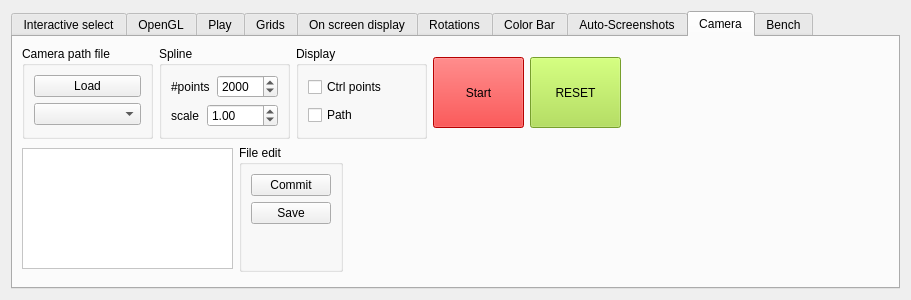
Before: the Qt Designer form src/formoptions.ui in jcldc/glnemo2, drawn with Qt 5.
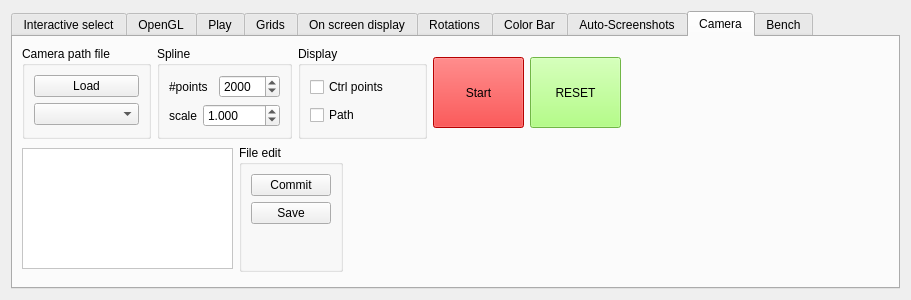
After: the same form once the commit is applied. The open tabs and pages were chosen to show the change. Icons and pictures are not drawn.

The edit to the form file:
```diff
--- a/src/formoptions.ui
+++ b/src/formoptions.ui
@@ -7734,6 +7734,9 @@
               </item>
               <item>
                <widget class="QDoubleSpinBox" name="spline_scale">
+                <property name="decimals">
+                 <number>3</number>
+                </property>
                 <property name="maximum">
                  <double>9999.000000000000000</double>
                 </property>
@@ -8242,9 +8245,9 @@
               <colorrole role="Button">
                <brush brushstyle="SolidPattern">
                 <color alpha="255">
-                 <red>167</red>
-                 <green>223</green>
-                 <blue>62</blue>
+                 <red>158</red>
+                 <green>255</green>
+                 <blue>98</blue>
                 </color>
                </brush>
               </colorrole>
@@ -8314,18 +8317,18 @@
               <colorrole role="Base">
                <brush brushstyle="SolidPattern">
                 <color alpha="255">
-                 <red>255</red>
+                 <red>158</red>
                  <green>255</green>
-                 <blue>255</blue>
+                 <blue>98</blue>
                 </color>
                </brush>
               </colorrole>
               <colorrole role="Window">
                <brush brushstyle="SolidPattern">
                 <color alpha="255">
-                 <red>167</red>
-                 <green>223</green>
-                 <blue>62</blue>
+                 <red>158</red>
+                 <green>255</green>
+                 <blue>98</blue>
                 </color>
                </brush>
               </colorrole>
@@ -8379,9 +8382,9 @@
               <colorrole role="Button">
                <brush brushstyle="SolidPattern">
                 <color alpha="255">
-                 <red>167</red>
-                 <green>223</green>
-                 <blue>62</blue>
+                 <red>158</red>
+                 <green>255</green>
+                 <blue>98</blue>
                 </color>
                </brush>
               </colorrole>
@@ -8451,18 +8454,18 @@
               <colorrole role="Base">
                <brush brushstyle="SolidPattern">
                 <color alpha="255">
-                 <red>255</red>
+                 <red>158</red>
                  <green>255</green>
-                 <blue>255</blue>
+                 <blue>98</blue>
                 </color>
                </brush>
               </colorrole>
               <colorrole role="Window">
                <brush brushstyle="SolidPattern">
                 <color alpha="255">
-                 <red>167</red>
-                 <green>223</green>
-                 <blue>62</blue>
+                 <red>158</red>
+                 <green>255</green>
+                 <blue>98</blue>
                 </color>
                </brush>
               </colorrole>
@@ -8516,9 +8519,9 @@
               <colorrole role="Button">
                <brush brushstyle="SolidPattern">
                 <color alpha="255">
-                 <red>167</red>
-                 <green>223</green>
-                 <blue>62</blue>
+                 <red>158</red>
+                 <green>255</green>
+                 <blue>98</blue>
                 </color>
                </brush>
               </colorrole>
@@ -8588,18 +8591,18 @@
               <colorrole role="Base">
                <brush brushstyle="SolidPattern">
                 <color alpha="255">
-                 <red>167</red>
-                 <green>223</green>
-                 <blue>62</blue>
+                 <red>158</red>
+                 <green>255</green>
+                 <blue>98</blue>
                 </color>
                </brush>
               </colorrole>
               <colorrole role="Window">
                <brush brushstyle="SolidPattern">
                 <color alpha="255">
-                 <red>167</red>
-                 <green>223</green>
-                 <blue>62</blue>
+                 <red>158</red>
+                 <green>255</green>
+                 <blue>98</blue>
                 </color>
                </brush>
               </colorrole>
@@ -8642,6 +8645,9 @@
              </disabled>
             </palette>
            </property>
+           <property name="styleSheet">
+            <string notr="true">background-color: rgb(158, 255, 98);</string>
+           </property>
            <property name="text">
             <string>RESET</string>
            </property>
```
Left out of the diff: 2 changed lines with no effect on the pictures.
